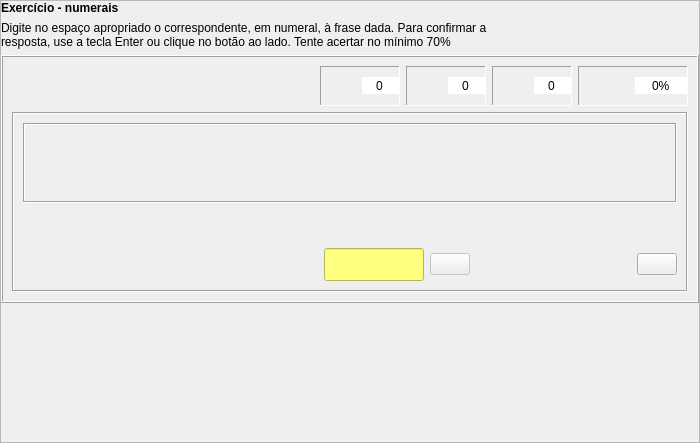
First picture: the form in ekznumeraloj.ui, repository antono/kurso-de-esperanto, before the edit.
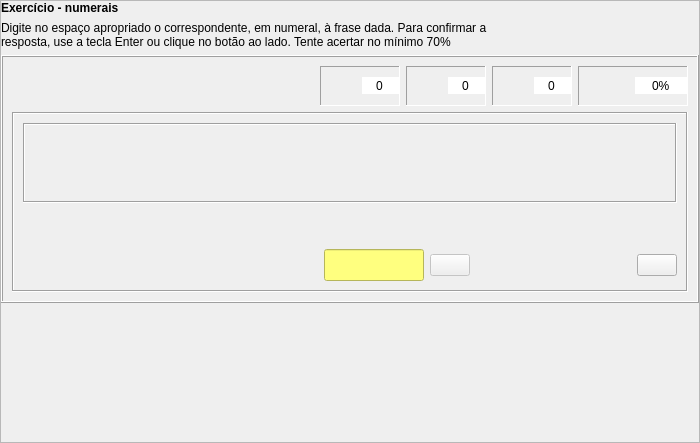
Second picture: the form after the edit. Icons and pictures are not drawn. Custom widgets are drawn as their Qt base class.

What changed in the file:
```diff
--- a/ekznumeraloj.ui
+++ b/ekznumeraloj.ui
@@ -602,13 +602,11 @@
            </property>
            <property name="font">
             <font>
-             <pointsize>16</pointsize>
-             <weight>75</weight>
-             <bold>true</bold>
+             <pointsize>-1</pointsize>
             </font>
            </property>
            <property name="styleSheet">
-            <string notr="true">font-size: 16pt;</string>
+            <string notr="true">font-size: 20px;</string>
            </property>
            <property name="text">
             <string notr="true"/>
@@ -662,12 +660,12 @@
              </property>
              <property name="font">
               <font>
-               <pointsize>16</pointsize>
+               <pointsize>-1</pointsize>
               </font>
              </property>
              <property name="styleSheet">
               <string notr="true">background-color: rgb(255, 255, 127);
-font-size: 16pt;
+font-size: 20px;
 </string>
              </property>
              <property name="inputMask">
```
Left out of the diff: 13 changed lines with no effect on the pictures.
